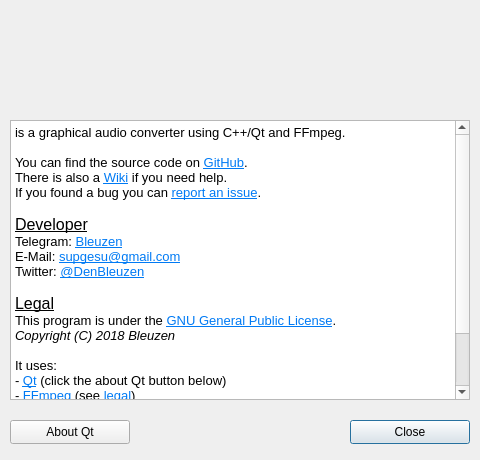
Qt form src/aboutdialog.ui (Bleuzen/FFaudioConverter) before a commit.
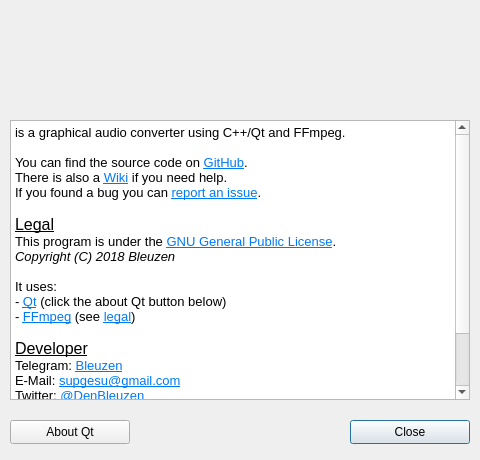
The same form after that commit.

Patch:
```diff
--- a/src/aboutdialog.ui
+++ b/src/aboutdialog.ui
@@ -125,11 +125,6 @@
 &lt;p style=&quot; margin-top:0px; margin-bottom:0px; margin-left:0px; margin-right:0px; -qt-block-indent:0; text-indent:0px;&quot;&gt;There is also a &lt;a href=&quot;https://github.com/Bleuzen/FFaudioConverter/wiki&quot;&gt;&lt;span style=&quot; text-decoration: underline; color:#007af4;&quot;&gt;Wiki&lt;/span&gt;&lt;/a&gt; if you need help.&lt;/p&gt;
 &lt;p style=&quot; margin-top:0px; margin-bottom:0px; margin-left:0px; margin-right:0px; -qt-block-indent:0; text-indent:0px;&quot;&gt;If you found a bug you can &lt;a href=&quot;https://github.com/Bleuzen/FFaudioConverter/issues&quot;&gt;&lt;span style=&quot; text-decoration: underline; color:#007af4;&quot;&gt;report an issue&lt;/span&gt;&lt;/a&gt;.&lt;/p&gt;
 &lt;p style=&quot;-qt-paragraph-type:empty; margin-top:0px; margin-bottom:0px; margin-left:0px; margin-right:0px; -qt-block-indent:0; text-indent:0px;&quot;&gt;&lt;br /&gt;&lt;/p&gt;
-&lt;p style=&quot; margin-top:0px; margin-bottom:0px; margin-left:0px; margin-right:0px; -qt-block-indent:0; text-indent:0px;&quot;&gt;&lt;span style=&quot; font-size:12pt; text-decoration: underline;&quot;&gt;Developer&lt;/span&gt;&lt;/p&gt;
-&lt;p style=&quot; margin-top:0px; margin-bottom:0px; margin-left:0px; margin-right:0px; -qt-block-indent:0; text-indent:0px;&quot;&gt;Telegram: &lt;a href=&quot;https://t.me/Bleuzen&quot;&gt;&lt;span style=&quot; text-decoration: underline; color:#007af4;&quot;&gt;Bleuzen&lt;/span&gt;&lt;/a&gt;&lt;/p&gt;
-&lt;p style=&quot; margin-top:0px; margin-bottom:0px; margin-left:0px; margin-right:0px; -qt-block-indent:0; text-indent:0px;&quot;&gt;E-Mail: &lt;a href=&quot;mailto:supgesu@gmail.com&quot;&gt;&lt;span style=&quot; text-decoration: underline; color:#007af4;&quot;&gt;supgesu@gmail.com&lt;/span&gt;&lt;/a&gt;&lt;/p&gt;
-&lt;p style=&quot; margin-top:0px; margin-bottom:0px; margin-left:0px; margin-right:0px; -qt-block-indent:0; text-indent:0px;&quot;&gt;Twitter: &lt;a href=&quot;https://twitter.com/denbleuzen&quot;&gt;&lt;span style=&quot; text-decoration: underline; color:#007af4;&quot;&gt;@DenBleuzen&lt;/span&gt;&lt;/a&gt;&lt;/p&gt;
-&lt;p style=&quot;-qt-paragraph-type:empty; margin-top:0px; margin-bottom:0px; margin-left:0px; margin-right:0px; -qt-block-indent:0; text-indent:0px;&quot;&gt;&lt;br /&gt;&lt;/p&gt;
 &lt;p style=&quot; margin-top:0px; margin-bottom:0px; margin-left:0px; margin-right:0px; -qt-block-indent:0; text-indent:0px;&quot;&gt;&lt;span style=&quot; font-size:12pt; text-decoration: underline;&quot;&gt;Legal&lt;/span&gt;&lt;/p&gt;
 &lt;p style=&quot; margin-top:0px; margin-bottom:0px; margin-left:0px; margin-right:0px; -qt-block-indent:0; text-indent:0px;&quot;&gt;This program is under the &lt;a href=&quot;https://www.gnu.org/licenses/gpl-3.0.txt&quot;&gt;&lt;span style=&quot; text-decoration: underline; color:#007af4;&quot;&gt;GNU General Public License&lt;/span&gt;&lt;/a&gt;.&lt;/p&gt;
 &lt;p style=&quot; margin-top:0px; margin-bottom:0px; margin-left:0px; margin-right:0px; -qt-block-indent:0; text-indent:0px;&quot;&gt;&lt;span style=&quot; font-style:italic;&quot;&gt;Copyright (C) 2018 Bleuzen&lt;/span&gt;&lt;/p&gt;
@@ -138,6 +133,11 @@
 &lt;p style=&quot; margin-top:0px; margin-bottom:0px; margin-left:0px; margin-right:0px; -qt-block-indent:0; text-indent:0px;&quot;&gt;- &lt;a href=&quot;https://www.qt.io/&quot;&gt;&lt;span style=&quot; text-decoration: underline; color:#007af4;&quot;&gt;Qt&lt;/span&gt;&lt;/a&gt; (click the about Qt button below)&lt;/p&gt;
 &lt;p style=&quot; margin-top:0px; margin-bottom:0px; margin-left:0px; margin-right:0px; -qt-block-indent:0; text-indent:0px;&quot;&gt;- &lt;a href=&quot;https://www.ffmpeg.org/&quot;&gt;&lt;span style=&quot; text-decoration: underline; color:#007af4;&quot;&gt;FFmpeg&lt;/span&gt;&lt;/a&gt; (see &lt;a href=&quot;https://www.ffmpeg.org/legal.html&quot;&gt;&lt;span style=&quot; text-decoration: underline; color:#007af4;&quot;&gt;legal&lt;/span&gt;&lt;/a&gt;)&lt;/p&gt;
 &lt;p style=&quot;-qt-paragraph-type:empty; margin-top:0px; margin-bottom:0px; margin-left:0px; margin-right:0px; -qt-block-indent:0; text-indent:0px;&quot;&gt;&lt;br /&gt;&lt;/p&gt;
+&lt;p style=&quot; margin-top:0px; margin-bottom:0px; margin-left:0px; margin-right:0px; -qt-block-indent:0; text-indent:0px;&quot;&gt;&lt;span style=&quot; font-size:12pt; text-decoration: underline;&quot;&gt;Developer&lt;/span&gt;&lt;/p&gt;
+&lt;p style=&quot; margin-top:0px; margin-bottom:0px; margin-left:0px; margin-right:0px; -qt-block-indent:0; text-indent:0px;&quot;&gt;Telegram: &lt;a href=&quot;https://t.me/Bleuzen&quot;&gt;&lt;span style=&quot; text-decoration: underline; color:#007af4;&quot;&gt;Bleuzen&lt;/span&gt;&lt;/a&gt;&lt;/p&gt;
+&lt;p style=&quot; margin-top:0px; margin-bottom:0px; margin-left:0px; margin-right:0px; -qt-block-indent:0; text-indent:0px;&quot;&gt;E-Mail: &lt;a href=&quot;mailto:supgesu@gmail.com&quot;&gt;&lt;span style=&quot; text-decoration: underline; color:#007af4;&quot;&gt;supgesu@gmail.com&lt;/span&gt;&lt;/a&gt;&lt;/p&gt;
+&lt;p style=&quot; margin-top:0px; margin-bottom:0px; margin-left:0px; margin-right:0px; -qt-block-indent:0; text-indent:0px;&quot;&gt;Twitter: &lt;a href=&quot;https://twitter.com/denbleuzen&quot;&gt;&lt;span style=&quot; text-decoration: underline; color:#007af4;&quot;&gt;@DenBleuzen&lt;/span&gt;&lt;/a&gt;&lt;/p&gt;
+&lt;p style=&quot;-qt-paragraph-type:empty; margin-top:0px; margin-bottom:0px; margin-left:0px; margin-right:0px; -qt-block-indent:0; text-indent:0px;&quot;&gt;&lt;br /&gt;&lt;/p&gt;
 &lt;p style=&quot; margin-top:0px; margin-bottom:0px; margin-left:0px; margin-right:0px; -qt-block-indent:0; text-indent:0px;&quot;&gt;&lt;span style=&quot; font-size:12pt; text-decoration: underline;&quot;&gt;Contributors&lt;/span&gt;&lt;/p&gt;
 &lt;p style=&quot; margin-top:0px; margin-bottom:0px; margin-left:0px; margin-right:0px; -qt-block-indent:0; text-indent:0px;&quot;&gt;If you help me (by coding or translating this program in your language) your name will be added here.&lt;/p&gt;&lt;/body&gt;&lt;/html&gt;</string>
    </property>
```
